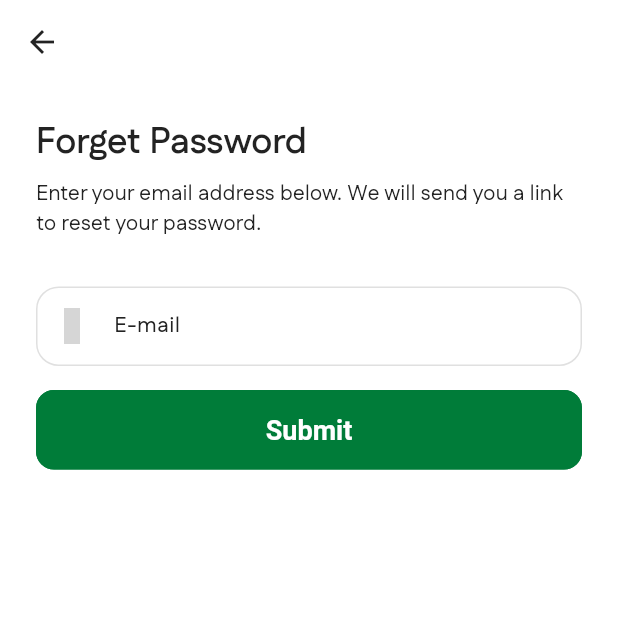
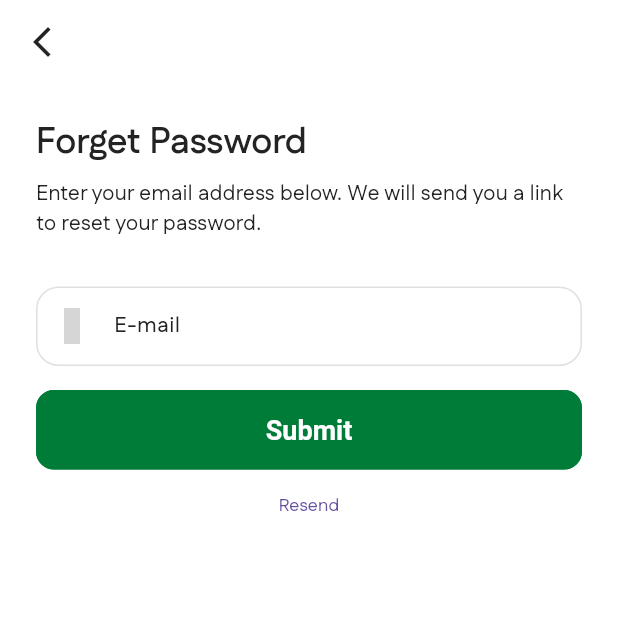
Before and after one commit to Muneer-2022-rd/mr_store_firebase_getx, a Flutter app: the ForgetPasswordScreen screen opened by its route, on a phone screen of 412 x 824 dp, the top half of it. Run offline on Flutter 3.47's test engine with Material 3 defaults, Android fonts, the light colour scheme and no system bars; our stand-ins replace awesome_snackbar_content, cached_network_image, carousel_slider, cloud_firestore, connectivity_plus, firebase_auth and 13 more; accounts and stored records are empty; grey boxes are pictures that could not be loaded.

Commit message:
finish reset and forget password

```diff
--- a/lib/features/authentication/screens/login/forget.dart
+++ b/lib/features/authentication/screens/login/forget_password_screen.dart
@@ -1,11 +1,10 @@
+import 'package:get/get.dart';
 import 'package:mr_store_getx_firebase/common/widgets/custom_text_form_field.dart';
-import 'package:mr_store_getx_firebase/features/authentication/controllers/login/login_controller.dart';
-import 'package:mr_store_getx_firebase/core/constants/routes.dart';
+import 'package:mr_store_getx_firebase/features/authentication/controllers/forget_password/forget_password_controller.dart';
 import 'package:mr_store_getx_firebase/core/constants/sizes.dart';
 import 'package:mr_store_getx_firebase/core/constants/texts.dart';
 import 'package:mr_store_getx_firebase/core/validators/validation.dart';
 import 'package:flutter/material.dart';
-import 'package:get/get.dart';
 import 'package:iconsax/iconsax.dart';
 
 class ForgetPasswordScreen extends StatelessWidget {
@@ -13,9 +12,14 @@ class ForgetPasswordScreen extends StatelessWidget {
 
   @override
   Widget build(BuildContext context) {
-    final controller = LoginController.instance;
+    final controller = Get.put(ForgetPasswordController());
     return Scaffold(
-      appBar: AppBar(),
+      appBar: AppBar(
+        leading: IconButton(
+          onPressed: () => Get.back(),
+          icon: const Icon(Icons.arrow_back_ios_new),
+        ),
+      ),
       body: SingleChildScrollView(
         child: Padding(
           padding: const EdgeInsets.all(TSizes.defaultSpace),
@@ -32,20 +36,27 @@ class ForgetPasswordScreen extends StatelessWidget {
                 style: Theme.of(context).textTheme.bodyMedium,
               ),
               const SizedBox(height: TSizes.spaceBtnSections),
-              CustomTextFormField(
-                labelText: TTexts.userEmail,
-                prefixIcon: Iconsax.direct_right,
-                keyboardType: TextInputType.emailAddress,
-                controller: controller.email,
-                validator: (value) => TValidator.validateEmail(value),
+              Form(
+                key: controller.forgetPasswordFormKey,
+                child: CustomTextFormField(
+                  labelText: TTexts.userEmail,
+                  prefixIcon: Iconsax.direct_right,
+                  keyboardType: TextInputType.emailAddress,
+                  controller: controller.email,
+                  validator: (value) => TValidator.validateEmail(value),
+                ),
               ),
               const SizedBox(height: TSizes.spaceBtnItems),
               SizedBox(
                 width: double.infinity,
                 child: ElevatedButton(
-                  onPressed: () => Get.toNamed(AppRoute.successResetPassword),
+                  onPressed: () => controller.sendPasswordResetEmail(),
                   child: Text(TTexts.submit),
                 ),
+              ),
+              TextButton(
+                onPressed: () => controller.resendPasswordResetEmail(controller.email.text.trim()),
+                child: Text(TTexts.resend),
               ),
             ],
           ),
--- a/lib/routes.dart
+++ b/lib/routes.dart
@@ -1,6 +1,6 @@
-import 'package:mr_store_getx_firebase/features/authentication/screens/login/forget.dart';
+import 'package:mr_store_getx_firebase/features/authentication/screens/login/forget_password_screen.dart';
 import 'package:mr_store_getx_firebase/features/authentication/screens/login/login.dart';
-import 'package:mr_store_getx_firebase/features/authentication/screens/login/success.dart';
+import 'package:mr_store_getx_firebase/features/authentication/screens/login/reset_password_screen.dart';
 import 'package:mr_store_getx_firebase/features/authentication/screens/onboarding/onboarding.dart';
 import 'package:mr_store_getx_firebase/features/authentication/screens/register/register.dart';
 import 'package:mr_store_getx_firebase/features/personalization/screens/address/add_new_address.dart';
```
Also changed, not shown: lib/data/repositories/authentication/authentication_repository.dart (+16 -0 lines), lib/features/authentication/controllers/forget_password/forget_password_controller.dart (added, +82 -0 lines), lib/features/authentication/controllers/login/login_controller.dart (+7 -6 lines), lib/features/authentication/screens/login/reset_password_screen.dart (renamed from lib/features/authentication/screens/login/success.dart, +12 -5 lines).
